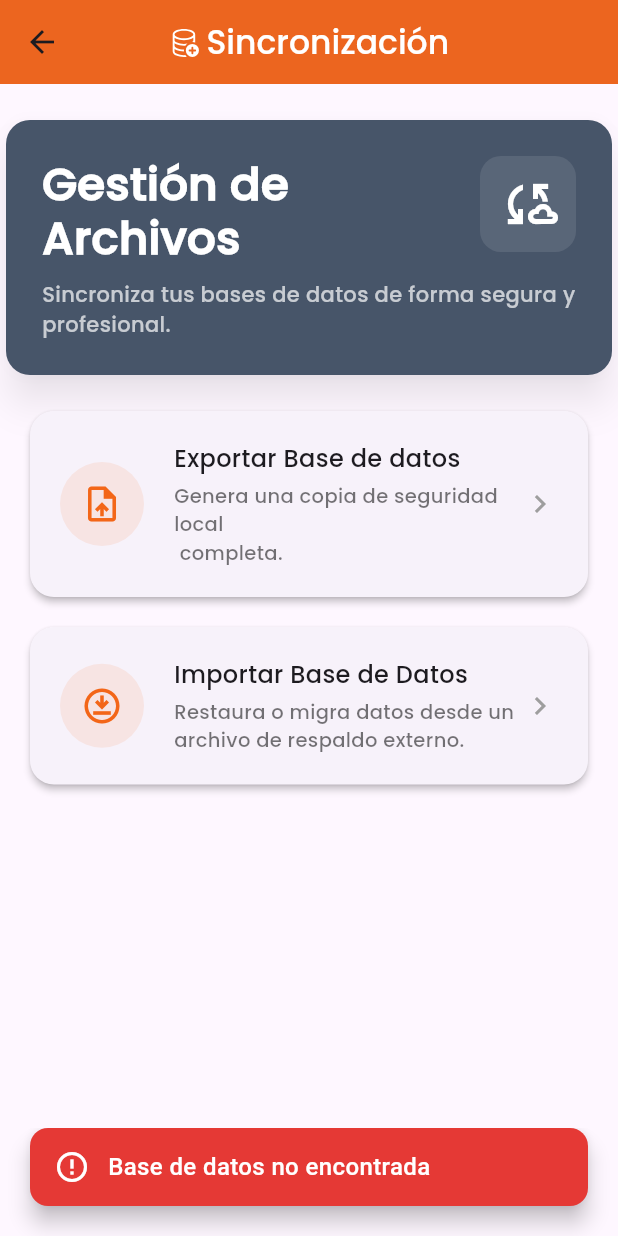
After one commit to Erick360/tiendita, a Flutter app: the ImportExportDatabase screen opened by its route, after a tap on "Exportar Base de datos", on a phone screen of 412 x 824 dp. The commit adds this screen. Run offline on Flutter 3.47's test engine with Material 3 defaults, Android fonts, the phone set to English and light mode, and no system bars; our stand-ins replace drift, file_picker, flutter_riverpod, font_awesome_flutter, icons_plus, image_picker and 3 more; accounts and stored records are empty; generated files the repository leaves out were written again; statements that could not run were skipped.

Commit message:
new import/export function

```diff
--- a/lib/database/tienditaDatabase.dart
+++ b/lib/database/tienditaDatabase.dart
@@ -147,6 +147,6 @@ class TienditaDatabase extends _$TienditaDatabase {
     return LazyDatabase(() async {
       final dbFolder = await getApplicationDocumentsDirectory();
       final file = File(p.join(dbFolder.path, 'db_tiendita.sqlite'));
-      return NativeDatabase(file);
+      return NativeDatabase.createInBackground(file);
     });
 }
--- a/lib/main.dart
+++ b/lib/main.dart
@@ -1,6 +1,7 @@
 import 'package:flutter/material.dart';
 import 'package:flutter_riverpod/flutter_riverpod.dart';
 import 'package:tiendita/screens/auth/authentication.dart';
+import 'package:tiendita/screens/settings/import_export_database.dart';
 import 'package:tiendita/screens/splash_screen.dart';
 import 'package:tiendita/screens/category/category_screen.dart';
 import 'package:tiendita/screens/category/create_category.dart';
@@ -64,6 +65,7 @@ class MyApp extends StatelessWidget {
         SalesHistoryToday.id: (context) => const SalesHistoryToday(),
         SalesHistoryCustom.id: (context) => const SalesHistoryCustom(),
         Authentication.id: (context) => const Authentication(),
+        ImportExportDatabase.id: (context) => ImportExportDatabase(),
       },
     );
   }
--- a/lib/screens/category/category_screen.dart
+++ b/lib/screens/category/category_screen.dart
@@ -155,7 +155,7 @@ class _CategoryScreenState extends ConsumerState<CategoryScreen>{
                         border: Border.all(color: Colors.grey.shade400, width: 1.5),
                         boxShadow: [
                           BoxShadow(
-                            color: Colors.grey.withOpacity(0.2),
+                            color: Colors.grey.withValues(alpha: 0.2),
                             blurRadius: 3,
                             offset: const Offset(0, 3),
                           ),
--- a/lib/screens/clients/clients_screen.dart
+++ b/lib/screens/clients/clients_screen.dart
@@ -153,7 +153,7 @@ class _ClientScreenState extends ConsumerState<ClientsScreen>{
                         border: Border.all(color: Colors.grey.shade400, width: 1.5),
                         boxShadow: [
                           BoxShadow(
-                            color: Colors.grey.withOpacity(0.2),
+                            color: Colors.grey.withValues(alpha: 0.2),
                             blurRadius: 3,
                             offset: const Offset(0, 3),
                           ),
--- a/lib/screens/dashboard/metric_card.dart
+++ b/lib/screens/dashboard/metric_card.dart
@@ -26,7 +26,7 @@ class MetricCard extends StatelessWidget {
             Container(
               padding: const EdgeInsets.all(8),
               decoration: BoxDecoration(
-                color: color.withOpacity(0.1),
+                color: color.withValues(alpha: 0.1),
                 shape: BoxShape.circle,
               ),
               child: Icon(icon, color: color, size: 28),
--- a/lib/screens/products/products.dart
+++ b/lib/screens/products/products.dart
@@ -155,7 +155,7 @@ class _MyProductsState extends ConsumerState<ProductsScreen> {
                         border: Border.all(color: Colors.grey.shade400, width: 1.5),
                         boxShadow: [
                           BoxShadow(
-                            color: Colors.grey.withOpacity(0.2),
+                            color: Colors.grey.withValues(alpha: 0.2),
                             blurRadius: 3,
                             offset: const Offset(0, 3),
                           ),
--- a/lib/screens/purveyors/purveyors_screen.dart
+++ b/lib/screens/purveyors/purveyors_screen.dart
@@ -153,7 +153,7 @@ class PurveyorsScreen extends ConsumerStatefulWidget {
                         border: Border.all(color: Colors.grey.shade400, width: 1.5),
                         boxShadow: [
                           BoxShadow(
-                            color: Colors.grey.withOpacity(0.2),
+                            color: Colors.grey.withValues(alpha: 0.2),
                             blurRadius: 3,
                             offset: const Offset(0, 3),
                           ),
--- a/lib/screens/sales/sales_screen.dart
+++ b/lib/screens/sales/sales_screen.dart
@@ -1,5 +1,4 @@
 import 'package:flutter/material.dart';
-import 'package:flutter/services.dart';
 import 'package:flutter_riverpod/flutter_riverpod.dart';
 import 'package:tiendita/constants/constants.dart';
 import 'package:tiendita/models/clients_model.dart';
--- /dev/null
+++ b/lib/screens/settings/import_export_database.dart
@@ -0,0 +1,324 @@
+import 'dart:io';
+import 'package:file_picker/file_picker.dart';
+import 'package:path/path.dart' as p;
+import 'package:flutter/material.dart';
+import 'package:flutter_riverpod/flutter_riverpod.dart';
+import 'package:icons_plus/icons_plus.dart';
+import 'package:path_provider/path_provider.dart';
+import 'package:tiendita/constants/constants.dart';
+import 'package:share_plus/share_plus.dart';
+import 'package:tiendita/providers/database_provider.dart';
+
+class ImportExportDatabase extends ConsumerStatefulWidget{
+  static String id = "import_database";
+  ImportExportDatabase({super.key});
+
+  @override
+  ConsumerState<ImportExportDatabase> createState() => _StateImportExportDatabase();
+}
+
+class _StateImportExportDatabase extends ConsumerState<ImportExportDatabase>{
+  bool _isLoading = false;
+
+  Future<File> _getDatabase() async{
+    final dbFolder = await getApplicationDocumentsDirectory();
+    final file = File(p.join(dbFolder.path, 'db_tiendita.sqlite'));
+    return file;
+  }
+
+
+  Future<void> _exportDatabase() async{
+    setState(() {
+      _isLoading = true;
+    });
+    try{
+      final db = await _getDatabase();
+      if(await db.exists()){
+        await SharePlus.instance.share(
+          ShareParams(
+            files: [XFile(db.path)],
+            text: "Mi base de datos",
+          ),
+        );
+      }else{
+        showErrorSnackBar(context, "Base de datos no encontrada");
+      }
+    }catch(e){
+      showErrorSnackBar(context, "Error al exportar la base de datos");
+      print("Importar error: $e");
+    }finally{
+      setState(() {
+        _isLoading = false;
+      });
+    }
+  }
+
+  Future _importDatabase() async{
+    setState(() {
+      _isLoading = true;
+    });
+    try{
+      FilePickerResult? res = await FilePicker.pickFiles(
+        type: FileType.any,
+      );
+      if(res != null && res.files.single.path != null){
+        File source = File(res.files.single.path!);
+        File target = await _getDatabase();
+
+        final database = ref.read(databaseProvider);
+
+        await database.close();
+
+        if(await target.exists()){
+          await target.delete();
+        }
+
+        await source.copy(target.path);
+
+        ref.invalidate(databaseProvider);
+        showSuccessSnackBar(context, "Base de datos importada con exito");
+      }
+    }catch(e){
+      showErrorSnackBar(context, "Error al importar la base de datos");
+      print("Exportar error: $e");
+    }finally{
+      setState(() {
+        _isLoading = false;
+      });
+    }
+  }
+
+  Widget _buildActionCard({
+    required String title,
+    required String subtitle,
+    required IconData icon,
+    required VoidCallback onTap,
+  }) {
+    return Card(
+      elevation: 2,
+      margin: const EdgeInsets.symmetric(horizontal: 20, vertical: 10),
+      shape: RoundedRectangleBorder(borderRadius: BorderRadius.circular(16)),
+      child: InkWell(
+        onTap: onTap,
+        borderRadius: BorderRadius.circular(16),
+        child: Padding(
+          padding: const EdgeInsets.all(20.0),
+          child: Row(
+            children: [
+              CircleAvatar(
+                radius: 28,
+                backgroundColor: kActiveColor.withOpacity(0.1),
+                child: Icon(icon, color: kActiveColor, size: 28),
+              ),
+              const SizedBox(width: 20),
+              Expanded(
+                child: Column(
+                  crossAxisAlignment: CrossAxisAlignment.start,
+                  children: [
+                    Text(
+                      title,
+                      style: const TextStyle(
+                        fontFamily: 'Poppins',
+                        fontSize: 16,
+                        fontWeight: FontWeight.w600,
+                      ),
+                    ),
+                    const SizedBox(height: 4),
+                    Text(
+                      subtitle,
+                      style: const TextStyle(
+                        fontFamily: 'Poppins',
+                        fontSize: 13,
+                        color: Colors.black54,
+                      ),
+                    ),
+                  ],
+                ),
+              ),
+              const Icon(Icons.chevron_right, color: Colors.grey),
+            ],
+          ),
+        ),
+      ),
+    );
+  }
+
+
+  @override
+  Widget build(BuildContext){
+    return Scaffold(
+      appBar: AppBar(
+        backgroundColor: kActiveColor,
+        elevation: 1,
+        centerTitle: true,
+        title: Row(
+          mainAxisAlignment: MainAxisAlignment.center,
+          mainAxisSize: MainAxisSize.min,
+          children: [
+            Icon(Bootstrap.database_add, color: Colors.white, size: 20),
+            const SizedBox(width: 5),
+            Text(
+              'Sincronización',
+              style: const TextStyle(
+                color: Colors.white,
+                fontSize: 22,
+                fontFamily: 'Poppins',
+                fontWeight: FontWeight.w600,
+              ),
+            ),
+          ],
+        ),
+      ),
+      body: Stack(
+        children: [
+          SingleChildScrollView(
+            scrollDirection: Axis.vertical,
+            child: Column(
+              children: <Widget>[
+                const SizedBox(height: 20),
+                Card(
+                  elevation: 10,
+                  shadowColor: Colors.black38,
+                  shape: RoundedRectangleBorder(
+                      borderRadius: BorderRadius.circular(16)
+                  ),
+                  color: Color(0xff475569),
+                    child: Padding(
+                      padding: const EdgeInsets.all(24.0),
+                      child: Column(
+                        crossAxisAlignment: CrossAxisAlignment.start,
+                        children: <Widget>[
+                          Row(
+                            mainAxisAlignment: MainAxisAlignment.spaceBetween,
+                            crossAxisAlignment: CrossAxisAlignment.start,
+                            children: [
+                              Text(
+                                "Gestión de \nArchivos",
+                                textAlign: TextAlign.left,
+                                style: TextStyle(
+                                    color: Colors.white,
+                                    fontSize: 30,
+                                    fontWeight: FontWeight.bold,
+                                    fontFamily: 'Poppins',
+                                    height: 1.2
+                                ),
+                              ),
+                              Container(
+                                padding: EdgeInsets.all(12.0),
+                                decoration: BoxDecoration(
+                                  color: Colors.white.withValues(alpha: 0.1),
+                                  borderRadius: BorderRadius.circular(14),
+                                ),
+                                child: Icon(
+                                  Icons.cloud_sync_outlined,
+                                  color: Colors.white,
+                                  size: 40,
+                                ),
+                              ),
+                            ],
+                          ),
+                          const SizedBox(height: 10),
+                          Text(
+                            "Sincroniza tus bases de datos de forma segura y profesional.",
+                            style: TextStyle(
+                                color: Colors.white70,
+                                fontSize: 14,
+                                fontFamily: 'Poppins',
+                                height: 1.4
+                            ),
+                          )
+                        ],
+                      ),
+                    ),
+                ),
+                const SizedBox(height: 10),
+                _buildActionCard(
+                  title: "Exportar Base de datos",
+                  subtitle: "Genera una copia de seguridad local\n completa.",
+                  icon: Icons.upload_file_outlined,
+                  onTap: _exportDatabase,
+                ),
+               _buildActionCard(
+                   title: "Importar Base de Datos",
+                   subtitle: "Restaura o migra datos desde un archivo de respaldo externo.",
+                   icon: Icons.download_for_offline_outlined,
+                   onTap: _importDatabase,
+               ),
+                const SizedBox(height: 30),
+              ],
+            ),
+          ),
+
+          if(_isLoading)
+            Container(
+              color: Colors.black.withValues(alpha: 0.3),
+              child: const Center(
+                child: CircularProgressIndicator(),
+              ),
+            ),
+        ],
+      ),
+    );
+  }
+}
+
+
+
+/*
+*  Center(
+                  child: _isLoading ? CircularProgressIndicator() :
+                  Column(
+                    mainAxisAlignment: MainAxisAlignment.center,
+                    children: [
+                      Card(
+                        child: Column(
+                          children: [
+                            ListTile(
+                              leading: CircleAvatar(
+                                backgroundColor: Colors.white60,
+                                child: Icon(Icons.download_outlined, color: Colors.black),
+                              ),
+                              title: const Text("Exportar Base de datos"),
+                              subtitle: Text("Genera una copia de seguridad local\n completa."),
+                            ),
+                            ElevatedButton.icon(
+                              onPressed: _exportDatabase,
+                              icon: const Icon(Icons.download),
+                              label: const Text('Exportar Base de datos'),
+                            ),
+                          ],
+                        ),
+                      ),
+                      const SizedBox(height: 20),
+                      Card(
+                          child: Column(
+                            children: [
+                              ListTile(
+                                leading: CircleAvatar(
+                                    backgroundColor: Colors.white60,
+                                    child: Icon(Icons.upload_outlined, color: Colors.black)
+                                ),
+                                title: const Text("Importar Base de datos"),
+                                subtitle: Text("Restaura o migra datos externos del\n sistema."),
+                              ),
+                              ElevatedButton.icon(
+                                onPressed: _importDatabase,
+                                icon: const Icon(Icons.upload),
+                                label: const Text('Importar Base de datos'),
+                              ),
+                            ],
+                          )
+                      ),
+                      const SizedBox(height: 20),
+                      const Padding(
+                        padding: EdgeInsets.all(32.0),
+                        child: Text(
+                          'Nota: Importar la base datos podria sobreescribir todos los datos actuales',
+                          textAlign: TextAlign.center,
+                          style: TextStyle(color: Colors.red),
+                        ),
+                      )
+                    ],
+                  ),
+                ),
+* */
--- a/lib/widgets/quantity_input.dart
+++ b/lib/widgets/quantity_input.dart
@@ -1,4 +1,3 @@
-import 'package:flutter/cupertino.dart';
 import 'package:flutter/material.dart';
 import 'package:flutter/services.dart';
 
--- a/pubspec.yaml
+++ b/pubspec.yaml
@@ -19,15 +19,17 @@ dependencies:
   path: ^1.9.1
   path_provider: ^2.1.5
   drift_dev: ^2.29.0
-  local_auth: ^3.0.0
+  local_auth: ^3.0.1
   font_awesome_flutter: ^10.12.0
   flutter_riverpod: ^2.6.1
-  image_picker: ^1.2.1
+  image_picker: ^1.2.2
   riverpod: any
   intl: ^0.20.2
   #ionicons: ^0.2.2
   #eva_icons_flutter: ^3.1.0
   icons_plus: ^5.0.0
+  file_picker: ^11.0.2
+  share_plus: ^12.0.2
   #pinput: ^6.0.2
 
 
```
Also changed, not shown: lib/screens/settings/settings_screen.dart (+12 -19 lines), pubspec.lock, 70 other files.
